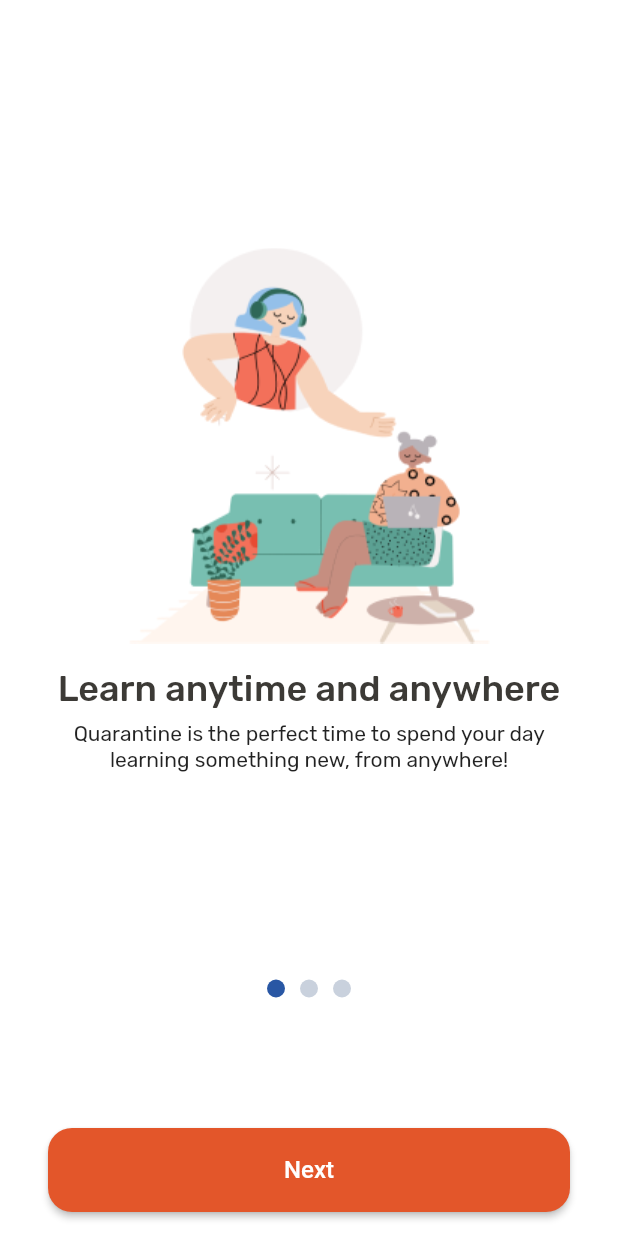
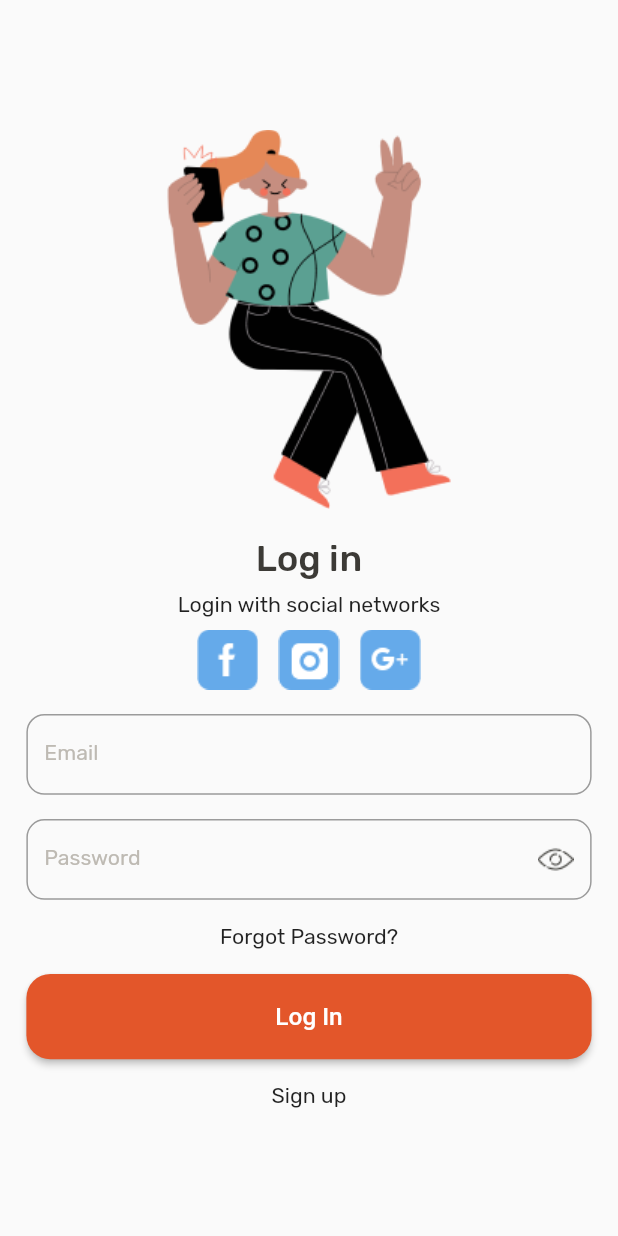
Before and after one commit to saganon/ed_tech_mobile, a Flutter app: the screen it shows after launch, after a tap on "Next", on a phone screen of 412 x 824 dp. Run offline on Flutter 3.47's test engine with Material 2 defaults, Android fonts, the phone set to English and light mode, and no system bars; our stand-ins replace flutter_screenutil, flutter_swiper; Roboto replaces fonts that are missing (Rubik); statements that could not run were skipped.

Commit message:
Implement log in and sign up screen

```diff
--- a/lib/constant/image_constant.dart
+++ b/lib/constant/image_constant.dart
@@ -1,4 +1,5 @@
 class ImageConstant {
+  //on boarding
   static const splashscreen =
       'assets/image/on_boarding_assets/splash_screen.png';
   static const illustration1 =
@@ -7,4 +8,14 @@ class ImageConstant {
       'assets/image/on_boarding_assets/illustration-2.png';
   static const illustration3 =
       'assets/image/on_boarding_assets/illustration-3.png';
+
+  //login
+  static const login = 'assets/image/login_assets/login.png';
+  static const signup = 'assets/image/login_assets/sign_up.png';
+  static const facebook = 'assets/image/login_assets/facebook.png';
+  static const instagram = 'assets/image/login_assets/instagram.png';
+  static const google = 'assets/image/login_assets/google.png';
+  static const showPassword = 'assets/image/login_assets/open.png';
+  static const hidePassword = 'assets/image/login_assets/hide.png';
+  static const backButton = 'assets/image/login_assets/back-button.png';
 }
--- a/lib/main.dart
+++ b/lib/main.dart
@@ -1,5 +1,6 @@
 import 'package:ed_tech_mobile/screen/on_boarding/splash_screen.dart';
 import 'package:flutter/material.dart';
+import 'package:flutter_screenutil/flutter_screenutil.dart';
 
 void main() {
   runApp(MyApp());
@@ -8,10 +9,22 @@ void main() {
 class MyApp extends StatelessWidget {
   @override
   Widget build(BuildContext context) {
-    return MaterialApp(
-      title: 'Ed Tech Mobile',
-      debugShowCheckedModeBanner: false,
-      home: SplashScreen(),
+    return ScreenUtilInit(
+      designSize: Size(375, 812),
+      minTextAdapt: true,
+      splitScreenMode: true,
+      builder: () => MaterialApp(
+        title: 'Ed Tech Mobile',
+        debugShowCheckedModeBanner: false,
+        home: SplashScreen(),
+        builder: (context, widget) {
+          ScreenUtil.setContext(context);
+          return MediaQuery(
+            data: MediaQuery.of(context).copyWith(textScaleFactor: 1.0),
+            child: widget!,
+          );
+        },
+      ),
     );
   }
 }
--- /dev/null
+++ b/lib/screen/login/login_screen.dart
@@ -0,0 +1,193 @@
+import 'package:flutter/material.dart';
+import 'package:flutter_screenutil/flutter_screenutil.dart';
+
+import 'package:ed_tech_mobile/constant/image_constant.dart';
+import 'package:ed_tech_mobile/screen/login/sign_up_screen.dart';
+
+class LoginScreen extends StatefulWidget {
+  @override
+  State<StatefulWidget> createState() => _LoginScreen();
+}
+
+class _LoginScreen extends State<LoginScreen> {
+  final _emailController = new TextEditingController();
+  final _passwordController = new TextEditingController();
+
+  @override
+  void dispose() {
+    _emailController.dispose();
+    _passwordController.dispose();
+
+    super.dispose();
+  }
+
+  @override
+  Widget build(BuildContext context) {
+    return Scaffold(
+      body: Container(
+        child: Column(
+          crossAxisAlignment: CrossAxisAlignment.center,
+          mainAxisAlignment: MainAxisAlignment.center,
+          children: [
+            Image.asset(
+              ImageConstant.login,
+              width: 343.w,
+              height: 253.h,
+            ),
+            Container(
+              margin: EdgeInsets.only(top: 16.h),
+              child: Text(
+                'Log in',
+                style: TextStyle(
+                  fontSize: 24.sp,
+                  color: Color.fromRGBO(60, 58, 54, 1),
+                  fontFamily: 'Rubik-Medium',
+                ),
+              ),
+            ),
+            Container(
+              margin: EdgeInsets.only(top: 8.h),
+              child: Text(
+                'Login with social networks',
+                style: TextStyle(
+                  fontSize: 14.sp,
+                  fontFamily: 'Rubik-Regular',
+                ),
+              ),
+            ),
+            Container(
+              margin: EdgeInsets.only(top: 8.h),
+              child: Row(
+                crossAxisAlignment: CrossAxisAlignment.center,
+                mainAxisAlignment: MainAxisAlignment.center,
+                children: [
+                  Container(
+                    margin: EdgeInsets.only(right: 12.w),
+                    child: Image.asset(ImageConstant.facebook),
+                  ),
+                  Container(
+                    margin: EdgeInsets.only(right: 12.w),
+                    child: Image.asset(ImageConstant.instagram),
+                  ),
+                  Image.asset(ImageConstant.google),
+                ],
+              ),
+            ),
+            Container(
+              margin: EdgeInsets.only(top: 16.h, right: 16.w, left: 16.w),
+              child: Column(
+                children: [
+                  Container(
+                    height: 53.h,
+                    child: TextFormField(
+                      controller: _emailController,
+                      textInputAction: TextInputAction.next,
+                      decoration: InputDecoration(
+                        border: OutlineInputBorder(
+                          borderRadius: BorderRadius.all(Radius.circular(12.0)),
+                          borderSide: BorderSide(
+                            color: Color.fromRGBO(190, 186, 179, 1),
+                            style: BorderStyle.none,
+                          ),
+                        ),
+                        labelText: 'Email',
+                        labelStyle: TextStyle(
+                          fontSize: 14.sp,
+                          fontFamily: 'Rubik-Regular',
+                          color: Color.fromRGBO(190, 186, 179, 1),
+                        ),
+                      ),
+                    ),
+                  ),
+                  Container(
+                    height: 53.h,
+                    margin: EdgeInsets.only(top: 16.h),
+                    child: TextFormField(
+                      controller: _passwordController,
+                      textInputAction: TextInputAction.next,
+                      decoration: InputDecoration(
+                        border: OutlineInputBorder(
+                          borderRadius: BorderRadius.all(Radius.circular(12.0)),
+                          borderSide: BorderSide(
+                            color: Color.fromRGBO(190, 186, 179, 1),
+                            style: BorderStyle.none,
+                          ),
+                        ),
+                        labelText: 'Password',
+                        labelStyle: TextStyle(
+                          fontSize: 14.sp,
+                          fontFamily: 'Rubik-Regular',
+                          color: Color.fromRGBO(190, 186, 179, 1),
+                        ),
+                        suffixIcon: Container(
+                          child: Image.asset(ImageConstant.showPassword),
+                        ),
+                      ),
+                    ),
+                  ),
+                ],
+              ),
+            ),
+            Container(
+              margin: EdgeInsets.only(top: 16.h),
+              child: Text(
+                'Forgot Password?',
+                style: TextStyle(
+                  fontSize: 14.sp,
+                  fontFamily: 'Rubik-Regular',
+                  fontWeight: FontWeight.w500,
+                ),
+              ),
+            ),
+            Container(
+              margin: EdgeInsets.only(
+                left: 16.0.w,
+                right: 16.0.w,
+                top: 16.0.h,
+              ),
+              width: MediaQuery.of(context).size.width,
+              height: 56.0.h,
+              child: ElevatedButton(
+                onPressed: () => Navigator.pushReplacement(
+                  context,
+                  MaterialPageRoute(builder: (context) => LoginScreen()),
+                ),
+                style: ElevatedButton.styleFrom(
+                  primary: Color.fromRGBO(227, 86, 42, 1),
+                  shape: RoundedRectangleBorder(
+                    borderRadius: BorderRadius.circular(16),
+                  ),
+                ),
+                child: Text(
+                  'Log In',
+                  style: TextStyle(
+                    fontFamily: 'Rubik',
+                    fontSize: 16.0.sp,
+                    color: Color.fromRGBO(255, 255, 255, 1),
+                  ),
+                ),
+              ),
+            ),
+            InkWell(
+              onTap: () => Navigator.push(
+                context,
+                MaterialPageRoute(builder: (context) => SignUpScreen()),
+              ),
+              child: Container(
+                margin: EdgeInsets.only(top: 16.h),
+                child: Text(
+                  'Sign up',
+                  style: TextStyle(
+                    fontSize: 14.sp,
+                    fontFamily: 'Rubik-Regular',
+                    fontWeight: FontWeight.w500,
+                  ),
+                ),
+              ),
+            ),
+          ],
+        ),
+      ),
+    );
+  }
+}
--- a/lib/screen/on_boarding/intro_screen.dart
+++ b/lib/screen/on_boarding/intro_screen.dart
@@ -1,4 +1,5 @@
 import 'package:ed_tech_mobile/constant/image_constant.dart';
+import 'package:ed_tech_mobile/screen/login/login_screen.dart';
 import 'package:flutter/material.dart';
 import 'package:flutter_swiper/flutter_swiper.dart';
 
@@ -133,7 +134,10 @@ class _IntroScreen extends State<IntroScreen> {
         width: MediaQuery.of(context).size.width,
         height: 56.0,
         child: ElevatedButton(
-          onPressed: () => {},
+          onPressed: () => Navigator.pushReplacement(
+            context,
+            MaterialPageRoute(builder: (context) => LoginScreen()),
+          ),
           style: ElevatedButton.styleFrom(
             primary: Color.fromRGBO(227, 86, 42, 1),
             shape: RoundedRectangleBorder(
--- a/pubspec.yaml
+++ b/pubspec.yaml
@@ -28,6 +28,7 @@ dependencies:
   # Use with the CupertinoIcons class for iOS style icons.
   cupertino_icons: ^1.0.2
   flutter_swiper: ^1.1.6
+  flutter_screenutil: ^5.2.0
 
 dev_dependencies:
   flutter_test:
@@ -46,6 +47,7 @@ flutter:
   # To add assets to your application, add an assets section, like this:
   assets:
     - assets/image/on_boarding_assets/
+    - assets/image/login_assets/
 
   # An image asset can refer to one or more resolution-specific "variants", see
   # https://flutter.dev/assets-and-images/#resolution-aware.
@@ -65,6 +67,9 @@ flutter:
     - family: Rubik-Regular
       fonts:
         - asset: assets/fonts/Rubik-Regular.ttf
+    - family: Rubik-Light
+      fonts:
+        - asset: assets/fonts/Rubik-Light.ttf
   #
   # For details regarding fonts from package dependencies,
   # see https://flutter.dev/custom-fonts/#from-packages
```
Also changed, not shown: lib/screen/login/sign_up_screen.dart (added, +200 -0 lines), assets/image/login_assets/back-button.png (added), assets/image/login_assets/facebook.png (added), assets/image/login_assets/google.png (added), assets/image/login_assets/hide.png (added), assets/image/login_assets/instagram.png (added), assets/image/login_assets/login.png (added), assets/image/login_assets/open.png (added), assets/image/login_assets/sign_up.png (added), pubspec.lock.
